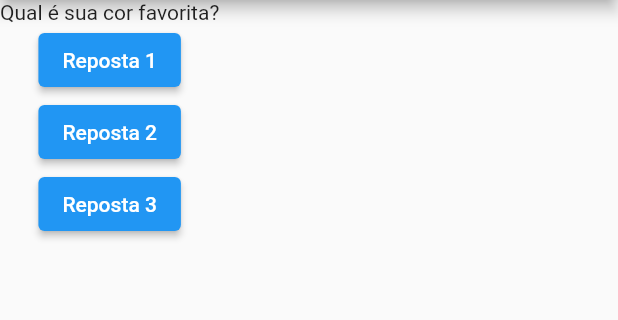
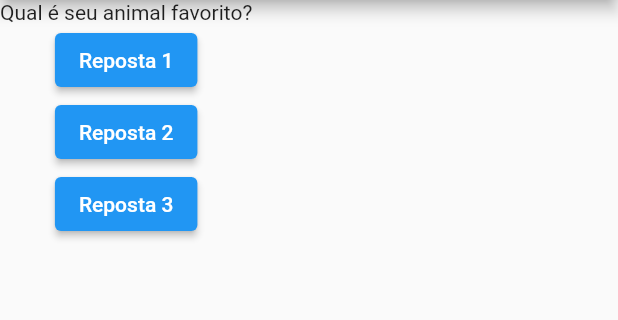
Before and after one commit to Gustavo653/Flutter, a Flutter app: the screen it shows after launch, after a tap on "Reposta 1", on a phone screen of 412 x 824 dp, the part 84-404 px from its top. Run offline on Flutter 3.47's test engine with Material 2 defaults, Android fonts, the phone set to English and light mode, and no system bars.

Commit message:
Permitindo que o app atualize a pergunta

```diff
--- a/Secao 2/projeto_perguntas/lib/main.dart
+++ b/Secao 2/projeto_perguntas/lib/main.dart
@@ -5,17 +5,20 @@ main() {
   runApp(PerguntaApp());
 }
 
-class PerguntaApp extends StatelessWidget {
+class PerguntaAppState extends State<PerguntaApp> {
+  var perguntaSelecionada = 0;
   void responder() {
-    print('Pergunta Respondida!');
+    setState(() {
+      if (perguntaSelecionada == 1) {
+        perguntaSelecionada = 0;
+      } else {
+        perguntaSelecionada++;
+      }
+    });
+    print(perguntaSelecionada);
   }
 
-  void Function() funcaoQueRetornaUmaOutraFuncao() {
-    return () {
-      print('Pergunta Respondida #03!');
-    };
-  }
-
+  @override
   Widget build(BuildContext context) {
     final List<String> perguntas = [
       'Qual é sua cor favorita?',
@@ -28,19 +31,19 @@ class PerguntaApp extends StatelessWidget {
         ),
         body: Column(
           children: [
-            Text(perguntas[0]),
+            Text(perguntas[perguntaSelecionada]),
             ElevatedButton(onPressed: responder, child: Text('Reposta 1')),
-            ElevatedButton(
-                onPressed: () {
-                  print('Resposta 2 foi selecionada!');
-                },
-                child: Text('Reposta 2')),
-            ElevatedButton(
-                onPressed: funcaoQueRetornaUmaOutraFuncao(),
-                child: Text('Reposta 3'))
+            ElevatedButton(onPressed: responder, child: Text('Reposta 2')),
+            ElevatedButton(onPressed: responder, child: Text('Reposta 3'))
           ],
         ),
       ),
     );
   }
 }
+
+class PerguntaApp extends StatefulWidget {
+  PerguntaAppState createState() {
+    return PerguntaAppState();
+  }
+}
```
